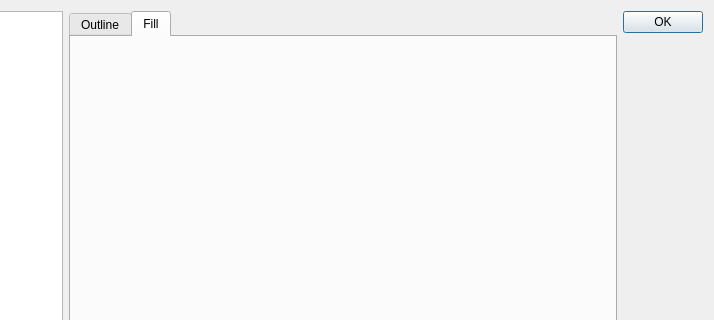
This is Dialogs/DisplayOptionsDialog.ui in atdyer/adcircSubdomainTool as Qt 5 draws it before an edit; both pictures show x 204 to 918 and y 0 to 320 of the 918 by 554 pixel window. The edited form follows.
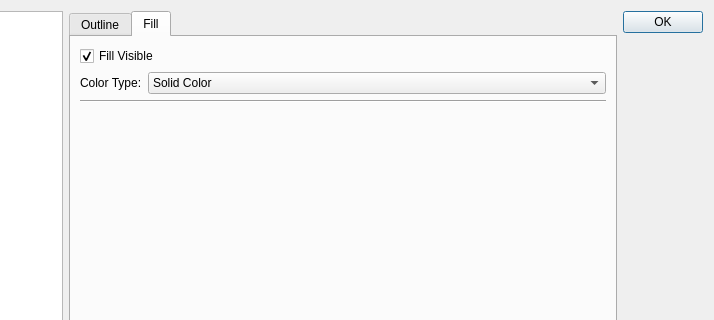
This is the edited form. The open tabs and pages were chosen to show the change. Custom widgets are drawn as their Qt base class.

Commit message: Continued working on Color Options

```diff
--- a/Dialogs/DisplayOptionsDialog.ui
+++ b/Dialogs/DisplayOptionsDialog.ui
@@ -100,6 +100,62 @@
       <attribute name="title">
        <string>Fill</string>
       </attribute>
+      <layout class="QVBoxLayout" name="verticalLayout_2">
+       <item>
+        <widget class="QCheckBox" name="fillVisibleCheckBox">
+         <property name="text">
+          <string>Fill Visible</string>
+         </property>
+         <property name="checked">
+          <bool>true</bool>
+         </property>
+        </widget>
+       </item>
+       <item>
+        <layout class="QHBoxLayout" name="horizontalLayout_3">
+         <item>
+          <widget class="QLabel" name="label_2">
+           <property name="sizePolicy">
+            <sizepolicy hsizetype="Maximum" vsizetype="Preferred">
+             <horstretch>0</horstretch>
+             <verstretch>0</verstretch>
+            </sizepolicy>
+           </property>
+           <property name="text">
+            <string>Color Type:</string>
+           </property>
+          </widget>
+         </item>
+         <item>
+          <widget class="QComboBox" name="fillShaderType">
+           <item>
+            <property name="text">
+             <string>Solid Color</string>
+            </property>
+           </item>
+           <item>
+            <property name="text">
+             <string>Color Gradient</string>
+            </property>
+           </item>
+          </widget>
+         </item>
+        </layout>
+       </item>
+       <item>
+        <widget class="Line" name="line_2">
+         <property name="orientation">
+          <enum>Qt::Horizontal</enum>
+         </property>
+        </widget>
+       </item>
+       <item>
+        <widget class="QStackedWidget" name="stackedWidget_2">
+         <widget class="QWidget" name="page_3"/>
+         <widget class="QWidget" name="page_4"/>
+        </widget>
+       </item>
+      </layout>
      </widget>
     </widget>
    </item>
@@ -115,6 +171,14 @@
    </item>
   </layout>
  </widget>
+ <customwidgets>
+  <customwidget>
+   <class>ShaderOptionsStackedWidget</class>
+   <extends>QStackedWidget</extends>
+   <header>Widgets/ShaderOptionsStackedWidget.h</header>
+   <container>1</container>
+  </customwidget>
+ </customwidgets>
  <resources/>
  <connections>
   <connection>
```
Left out of the diff: 4 changed lines with no effect on the pictures. The commit also changes 7 other files.
